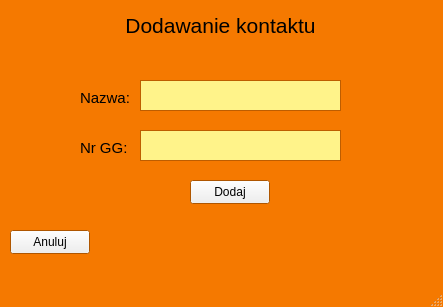
lukasz1303/Gadu-Gadu-SK2, file clientGUI/addcontactwindow.ui: the form before one commit.
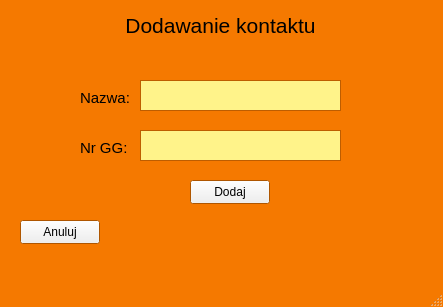
The form after the commit.

Patch:
```diff
--- a/clientGUI/addcontactwindow.ui
+++ b/clientGUI/addcontactwindow.ui
@@ -245,8 +245,8 @@
    <widget class="QPushButton" name="cancelButton">
     <property name="geometry">
      <rect>
-      <x>10</x>
-      <y>230</y>
+      <x>20</x>
+      <y>220</y>
       <width>80</width>
       <height>24</height>
      </rect>
```
